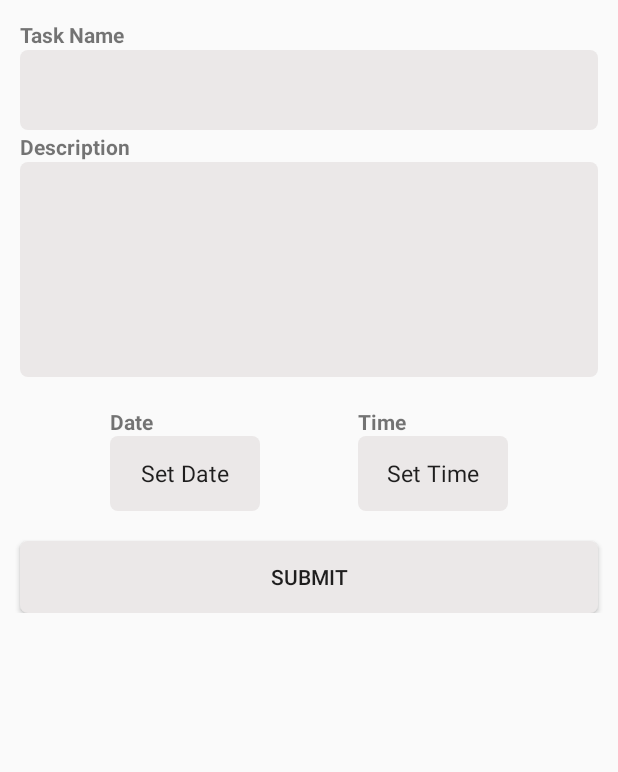
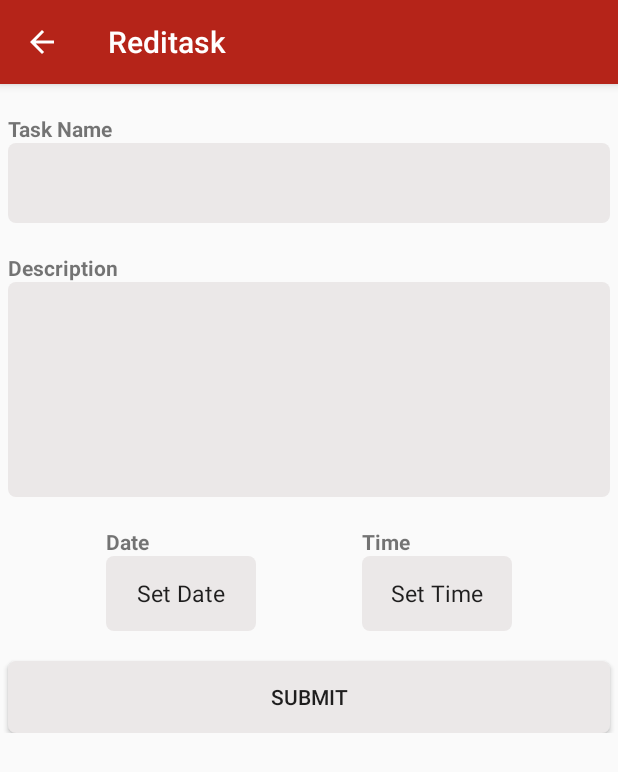
Before and after one commit to Nadiannisaqilah/Reditask, an Android app: the AddTask screen opened directly, with no data from a screen before it, on a phone screen of 412 x 824 dp. Shown: the top 772 px of the screen. Run offline under Robolectric (Android 15) with nearby library versions, the phone set to English and light mode, and no system bars; our stand-ins replace Firebase (no records; nobody signed in at launch, a user with empty details on screens opened directly); libraries missing offline, so code that uses them is left out: com.wdullaer.materialdatetimepicker.

Commit message:
Toolbar add task

```diff
--- a/app/src/main/java/com/example/reditask/ui/AddTask.java
+++ b/app/src/main/java/com/example/reditask/ui/AddTask.java
@@ -6,6 +6,7 @@ import android.widget.EditText;
 import android.widget.Toast;
 
 import androidx.appcompat.app.AppCompatActivity;
+import androidx.appcompat.widget.Toolbar;
 
 import com.example.reditask.R;
 import com.example.reditask.model.Task;
@@ -30,6 +31,10 @@ public class AddTask extends AppCompatActivity {
         //[START Initialize DB]
         taskDB = FirebaseDatabase.getInstance().getReference();
         //[END Initialize DB]
+
+        Toolbar toolbar = findViewById(R.id.addtoolbar);
+        setSupportActionBar(toolbar);
+        getSupportActionBar().setDisplayHomeAsUpEnabled(true);
 
         date = findViewById(R.id.et_date);
         time = findViewById(R.id.et_time);
@@ -86,4 +91,10 @@ public class AddTask extends AppCompatActivity {
             }
         });
     }
+
+    @Override
+    public boolean onSupportNavigateUp() {
+        finish();
+        return super.onSupportNavigateUp();
+    }
 }
--- a/app/src/main/res/layout/activity_add_task.xml
+++ b/app/src/main/res/layout/activity_add_task.xml
@@ -6,23 +6,37 @@
     android:layout_height="match_parent">
 
     <androidx.constraintlayout.widget.ConstraintLayout
-        android:padding="8dp"
         android:layout_width="match_parent"
         android:layout_height="match_parent"
         tools:context=".ui.AddTask">
+
+        <com.google.android.material.appbar.AppBarLayout
+            android:id="@+id/parent_addtoolbar"
+            android:layout_width="match_parent"
+            android:layout_height="match_parent"
+            android:theme="@style/AppTheme.AppBarOverlay"
+            app:layout_constraintTop_toTopOf="parent">
+
+            <androidx.appcompat.widget.Toolbar
+                android:id="@+id/addtoolbar"
+                android:layout_width="match_parent"
+                android:layout_height="match_parent"
+                android:background="?attr/colorPrimary"
+                app:popupTheme="@style/AppTheme.PopupOverlay" />
+        </com.google.android.material.appbar.AppBarLayout>
 
         <TextView
             android:id="@+id/tv_taskname"
             android:layout_width="match_parent"
             android:layout_height="wrap_content"
             android:layout_marginLeft="5dp"
-            android:layout_marginTop="5dp"
+            android:layout_marginTop="20dp"
             android:layout_marginRight="5dp"
             android:text="Task Name"
             android:textStyle="bold"
             app:layout_constraintLeft_toLeftOf="parent"
             app:layout_constraintRight_toRightOf="parent"
-            app:layout_constraintTop_toTopOf="parent" />
+            app:layout_constraintTop_toBottomOf="@id/parent_addtoolbar" />
 
         <EditText
             android:id="@+id/et_taskname"
@@ -30,33 +44,31 @@
             android:layout_height="wrap_content"
             android:padding="16dp"
             android:layout_marginLeft="5dp"
-            android:layout_marginTop="25dp"
             android:layout_marginRight="5dp"
             android:background="@drawable/border_background"
             android:textSize="15sp"
             app:layout_constraintLeft_toLeftOf="parent"
             app:layout_constraintRight_toRightOf="parent"
-            app:layout_constraintTop_toTopOf="parent" />
+            app:layout_constraintTop_toBottomOf="@id/tv_taskname" />
 
         <TextView
             android:id="@+id/tv_taskdesc"
             android:layout_width="match_parent"
             android:layout_height="wrap_content"
             android:layout_marginLeft="5dp"
-            android:layout_marginTop="80dp"
+            android:layout_marginTop="20dp"
             android:layout_marginRight="5dp"
             android:text="Description"
             android:textStyle="bold"
             app:layout_constraintLeft_toLeftOf="parent"
             app:layout_constraintRight_toRightOf="parent"
-            app:layout_constraintTop_toTopOf="parent" />
+            app:layout_constraintTop_toBottomOf="@id/et_taskname" />
 
         <EditText
             android:id="@+id/et_taskdesc"
             android:layout_width="match_parent"
             android:layout_height="wrap_content"
             android:layout_marginLeft="5dp"
-            android:layout_marginTop="100dp"
             android:layout_marginRight="5dp"
             android:background="@drawable/border_background"
             android:gravity="top"
@@ -69,7 +81,7 @@
             android:textSize="15sp"
             app:layout_constraintLeft_toLeftOf="parent"
             app:layout_constraintRight_toRightOf="parent"
-            app:layout_constraintTop_toTopOf="parent" />
+            app:layout_constraintTop_toBottomOf="@id/tv_taskdesc" />
 
         <TextView
             android:id="@+id/tv_taskdate"
```
Also changed, not shown: 2 other files.
